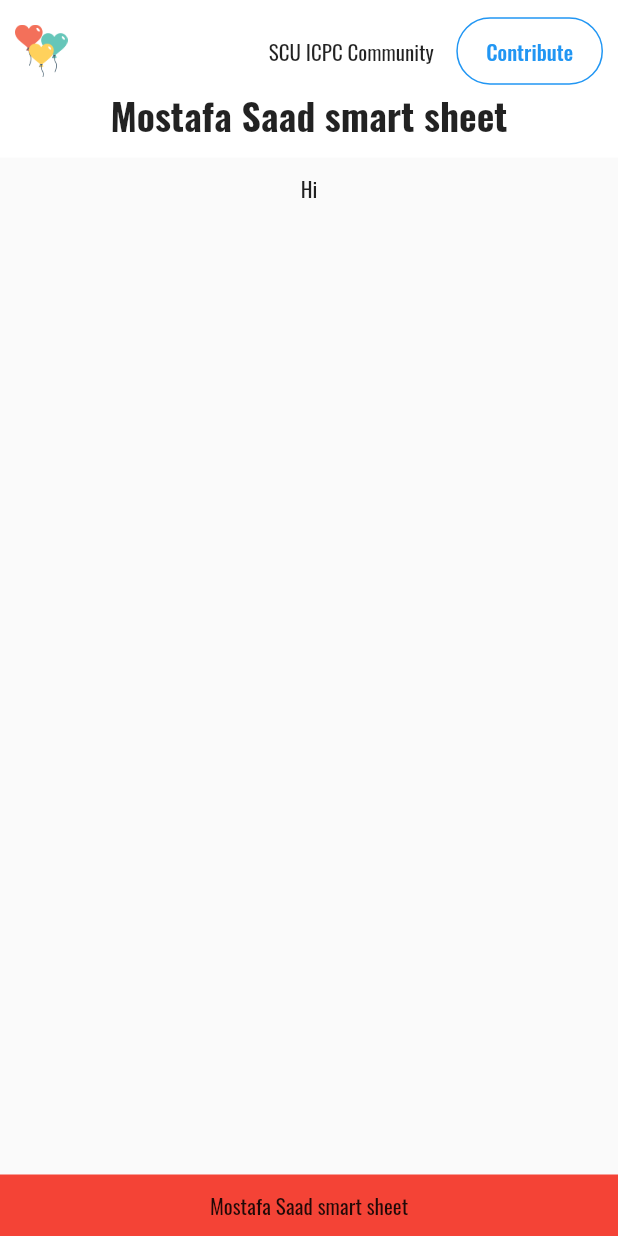
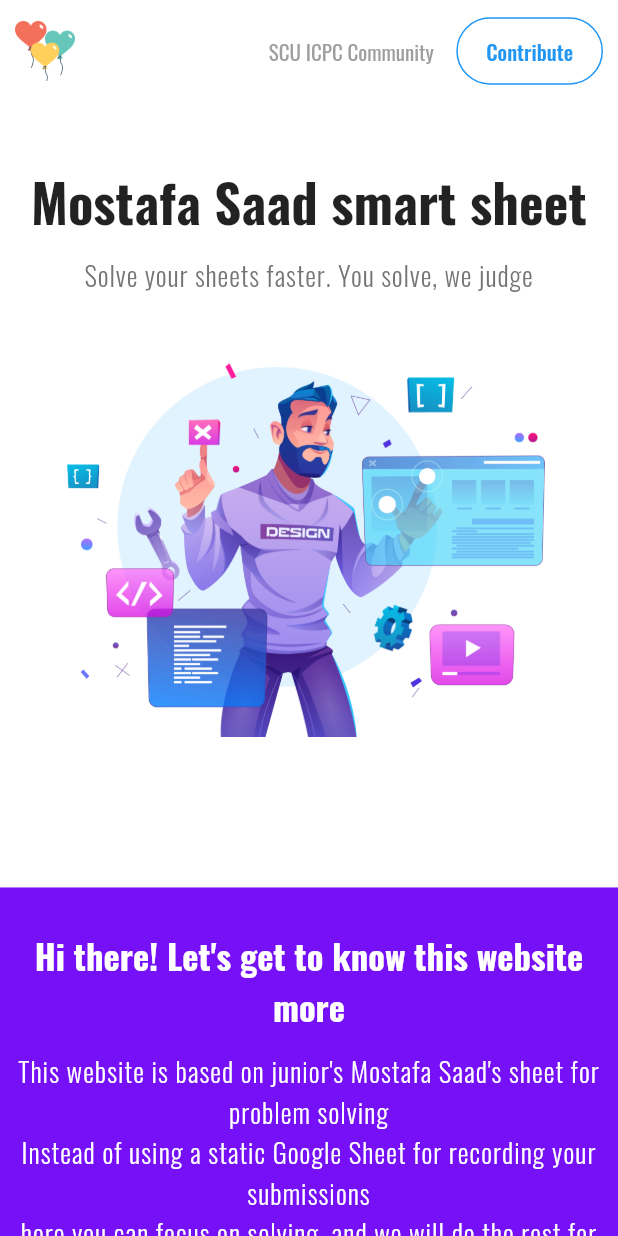
Before and after one commit to Waelahmed99/Mostafa-Saad-smart-sheet, a Flutter app: the screen it shows after launch, on a phone screen of 412 x 824 dp. Run offline on Flutter 3.47's test engine with Material 2 defaults, Android fonts, the phone set to English and light mode, and no system bars; our stand-ins replace open_file; missing offline and left inert: dart:html, dart:js.

Commit message:
Implementing home page

```diff
--- a/lib/main.dart
+++ b/lib/main.dart
@@ -23,25 +23,93 @@ class AppRoot extends StatelessWidget {
       theme: ThemeData(fontFamily: "Oswald"),
       home: Scaffold(
         body: MainPage(),
+        backgroundColor: Colors.white,
       ),
     );
   }
 }
 
+// color #7610f7
 class HomePage extends StatelessWidget {
   @override
   Widget build(BuildContext context) {
-    return Scaffold(
-      body: Container(
-        width: MediaQuery.of(context).size.width,
-        height: MediaQuery.of(context).size.height,
-        child: SingleChildScrollView(
-          child: Column(
-            crossAxisAlignment: CrossAxisAlignment.center,
-            children: [Text("Hi")],
+    double width = MediaQuery.of(context).size.width;
+    print(width);
+    return Column(
+      crossAxisAlignment: CrossAxisAlignment.center,
+      children: [
+        SizedBox(height: 30),
+        Text(
+          "Mostafa Saad smart sheet",
+          textAlign: TextAlign.center,
+          style: TextStyle(
+            fontSize: 35,
+            fontWeight: FontWeight.bold,
           ),
         ),
-      ),
+        SizedBox(height: 10),
+        Text(
+          "Solve your sheets faster. You solve, we judge",
+          textAlign: TextAlign.center,
+          style: TextStyle(
+            fontSize: 18,
+            color: Colors.grey[600],
+            fontWeight: FontWeight.w300,
+            letterSpacing: 0.6,
+          ),
+        ),
+        SizedBox(height: 20),
+        Image.asset(
+          'assets/splash.jpg',
+          width: 600,
+        ),
+        SizedBox(height: 100),
+        Container(
+          width: MediaQuery.of(context).size.width,
+          alignment: Alignment.center,
+          color: Color(0xff7610f7),
+          padding: EdgeInsets.all(10),
+          height: 300,
+          child: Column(
+            mainAxisAlignment: MainAxisAlignment.center,
+            children: [
+              Text(
+                "Hi there! Let's get to know this website more",
+                textAlign: TextAlign.center,
+                style: TextStyle(
+                  color: Colors.white,
+                  fontSize: 23,
+                  fontWeight: FontWeight.w700,
+                ),
+              ),
+              SizedBox(height: 13),
+              Container(
+                //  width: width > 1000 ? width / 2 : width,
+                child: Text(
+                  "This website is based on junior's Mostafa Saad's sheet for problem solving\nInstead of using a static Google Sheet for recording your submissions\nhere you can focus on solving, and we will do the rest for you!",
+                  textAlign: TextAlign.center,
+                  style: TextStyle(
+                    color: Colors.white,
+                    fontSize: 18,
+                    fontWeight: FontWeight.w300,
+                    letterSpacing: 0.7,
+                  ),
+                ),
+              ),
+            ],
+          ),
+        ),
+        SizedBox(height: 100),
+        Text(
+          "Frequently Asked Questions (FAQ)",
+          textAlign: TextAlign.center,
+          style: TextStyle(
+            fontSize: 28,
+            fontWeight: FontWeight.bold,
+          ),
+        ),
+        SizedBox(height: 30),
+      ],
     );
   }
 }
--- a/lib/page structure/header.dart
+++ b/lib/page structure/header.dart
@@ -9,21 +9,39 @@ class Header extends StatelessWidget {
       width: MediaQuery.of(context).size.width,
       color: Colors.white,
       child: Column(
+        crossAxisAlignment: CrossAxisAlignment.center,
         children: [
           Row(
             mainAxisAlignment: MainAxisAlignment.start,
             children: [
               Expanded(
                 child: Container(
-                  width: 35,
-                  height: 35,
+                  width: 40,
+                  height: 40,
                   alignment: Alignment.centerLeft,
                   child: Image.asset("assets/balloons.png"),
                 ),
               ),
-              Text("SCU ICPC Community"),
+              Text(
+                "SCU ICPC Community",
+                style: TextStyle(
+                  color: Colors.grey,
+                ),
+              ),
               SizedBox(width: 15),
-              TextButton(
+              ContributeButton(),
+            ],
+          ),
+        ],
+      ),
+    );
+  }
+}
+
+class ContributeButton extends StatelessWidget {
+  @override
+  Widget build(BuildContext context) {
+    return TextButton(
       onPressed: () {},
       style: ButtonStyle(
         shape: MaterialStateProperty.all(RoundedRectangleBorder(
@@ -35,18 +53,6 @@ class Header extends StatelessWidget {
         padding: EdgeInsets.symmetric(vertical: 4, horizontal: 12),
         child: Text("Contribute"),
       ),
-              ),
-            ],
-          ),
-          Text(
-            "Mostafa Saad smart sheet",
-            style: TextStyle(
-              fontSize: 25,
-              fontWeight: FontWeight.bold,
-            ),
-          )
-        ],
-      ),
     );
   }
 }
--- a/lib/page structure/main_page.dart
+++ b/lib/page structure/main_page.dart
@@ -7,16 +7,18 @@ import 'footer.dart';
 class MainPage extends StatelessWidget {
   @override
   Widget build(BuildContext context) {
-    return Column(
-      children: [
-        Header(),
-        SizedBox(height: 10),
-        Expanded(
-          child: HomePage(),
+    return Container(
+      width: MediaQuery.of(context).size.width,
+      height: MediaQuery.of(context).size.height,
+      child: SingleChildScrollView(
+        child: Column(
+          children: [
+            Header(),
+            SizedBox(height: 10),
+            HomePage(),
+          ],
         ),
-        SizedBox(height: 10),
-        Footer(),
-      ],
+      ),
     );
   }
 }
```
Also changed, not shown: assets/splash.jpg (added). Lines whose indentation alone changed are shown as unchanged.
